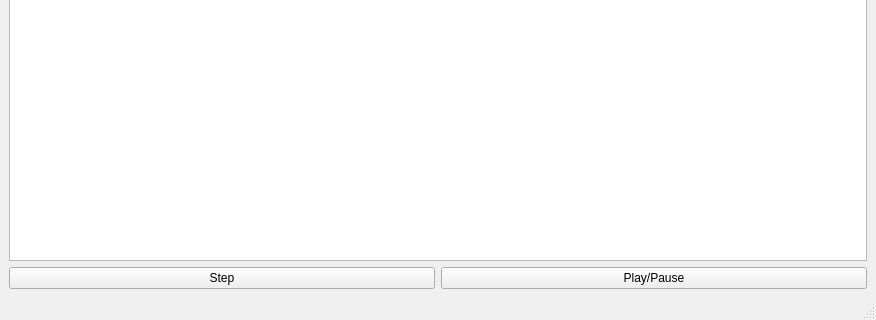
Qt form src/mainwindow.ui (Schmuliz/verkkosimulaatio) before a commit; both pictures show x 0 to 876 and y 303 to 623 of the 876 by 623 pixel window.
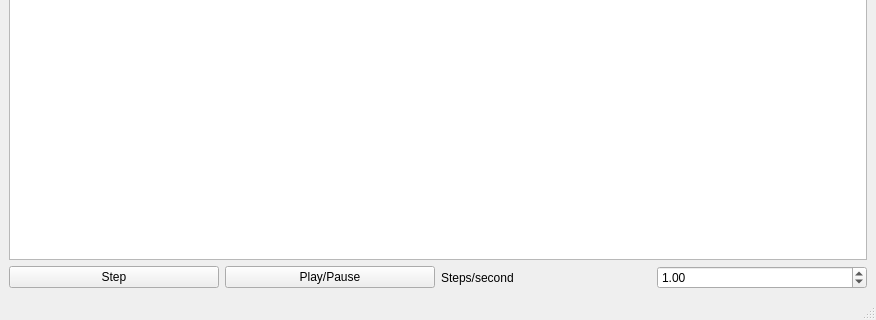
The same form after that commit.

The edit to the form file:
```diff
--- a/src/mainwindow.ui
+++ b/src/mainwindow.ui
@@ -39,6 +39,35 @@
           </property>
          </widget>
         </item>
+        <item>
+         <widget class="QLabel" name="label">
+          <property name="text">
+           <string>Steps/second</string>
+          </property>
+         </widget>
+        </item>
+        <item>
+         <widget class="QDoubleSpinBox" name="doubleSpinBox">
+          <property name="enabled">
+           <bool>true</bool>
+          </property>
+          <property name="minimum">
+           <double>0.100000000000000</double>
+          </property>
+          <property name="maximum">
+           <double>25.000000000000000</double>
+          </property>
+          <property name="singleStep">
+           <double>0.500000000000000</double>
+          </property>
+          <property name="stepType">
+           <enum>QAbstractSpinBox::DefaultStepType</enum>
+          </property>
+          <property name="value">
+           <double>1.000000000000000</double>
+          </property>
+         </widget>
+        </item>
        </layout>
       </item>
       <item row="0" column="0">
```
